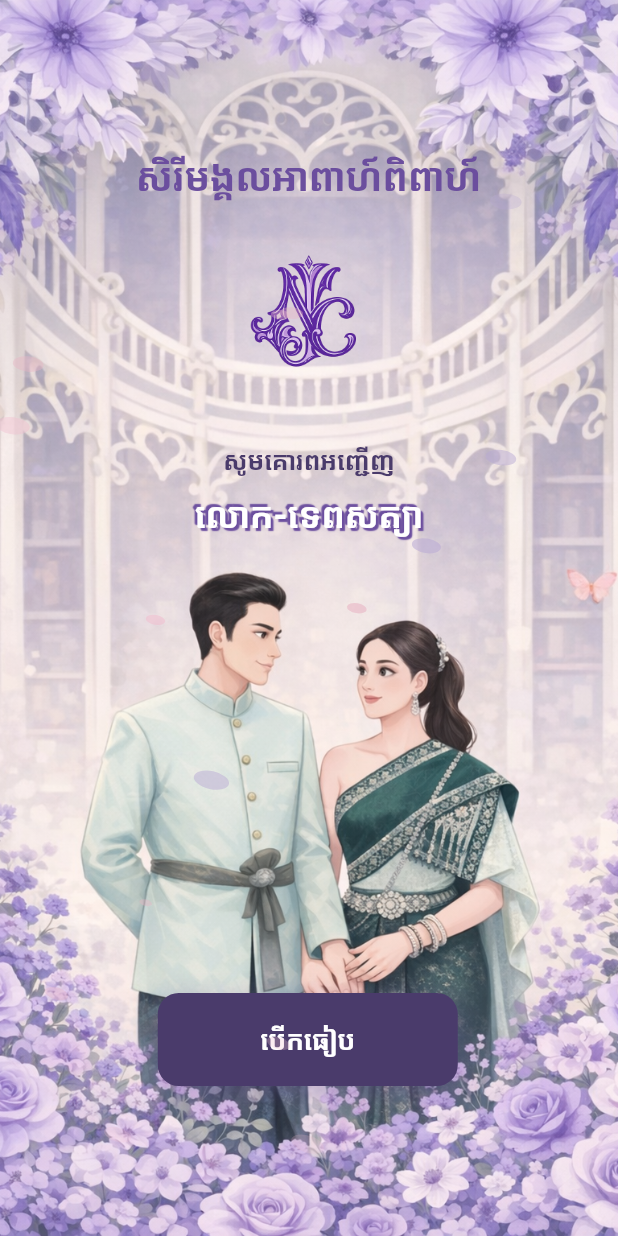
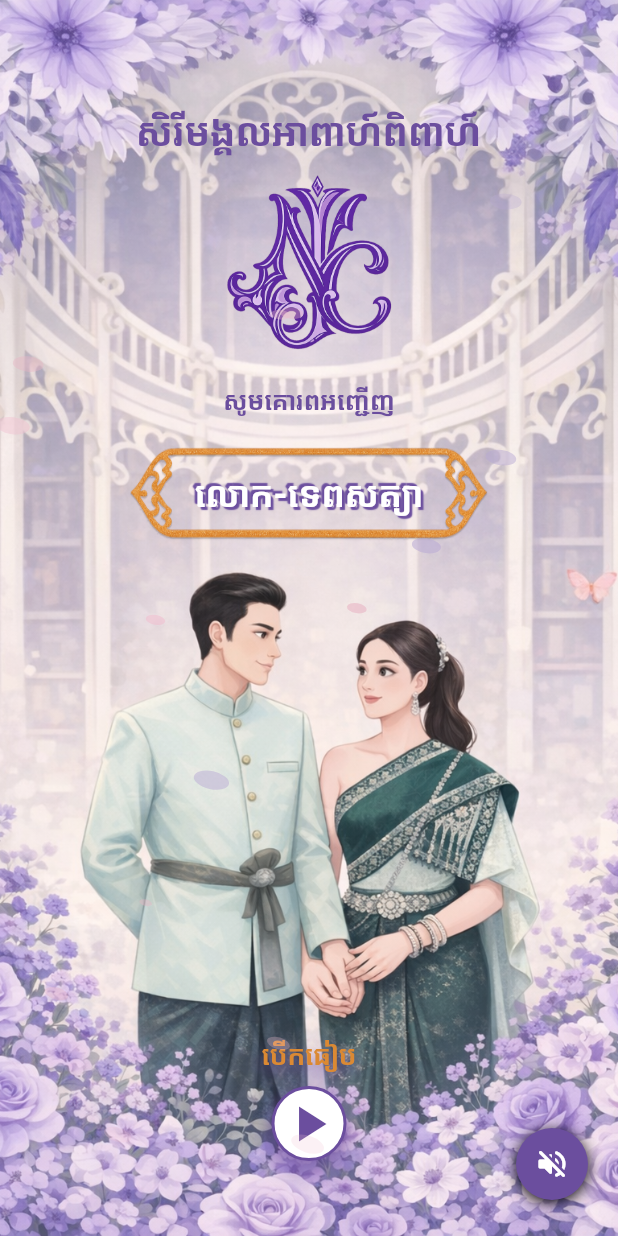
Before and after one commit to Sorn-Nantib/nantib_chamnab_ticket_digital, a Flutter app: the screen it shows after launch, after a tap on "មើលមុន", on a phone screen of 412 x 824 dp. Run offline on Flutter 3.47's test engine with Material 3 defaults, Android fonts, the phone set to English and light mode, and no system bars; drawn by our look-alikes of flutter_animate; our stand-ins replace audioplayers, flutter_svg, google_fonts, qr_flutter, visibility_detector; Roboto replaces fonts that are missing (KHMEROSMUOLLIGHT, KantumruyProMedium, Moul).

Commit message:
chore : update welcome page

```diff
--- a/lib/app_theme.dart
+++ b/lib/app_theme.dart
@@ -10,6 +10,10 @@ class AppTheme {
   static const Color cardWhite = Color(0xFFFFFFFF);
   static const Color textDark = Color(0xFF2D2438);
   static const Color textMuted = Color(0xFF6B5B7A);
+
+  ///// gold color
+  static const Color goldColor2 = Color(0xFFC9981D);
+  static const Color goldColor = Color(0xFFDB8933);
 
   /// Alias for textDark (for ticket/legacy screens).
   static const Color textPrimary = textDark;
--- a/lib/screens/guest_name_screen.dart
+++ b/lib/screens/guest_name_screen.dart
@@ -1,3 +1,5 @@
+import 'dart:math' as math;
+
 import 'package:flutter/foundation.dart' show kIsWeb;
 import 'package:flutter/material.dart';
 import 'package:flutter/services.dart';
@@ -15,6 +17,9 @@ class GuestNameScreen extends StatefulWidget {
 }
 
 class _GuestNameScreenState extends State<GuestNameScreen> {
+  /// Matches welcome / invitation screens on web and wide layouts.
+  static const double _maxContentWidth = 430;
+
   final _controller = TextEditingController();
   final _focusNode = FocusNode();
 
@@ -77,22 +82,20 @@ class _GuestNameScreenState extends State<GuestNameScreen> {
     final name = _controller.text.trim();
     Navigator.of(context).pushReplacement(
       MaterialPageRoute<void>(
-        builder: (_) =>
-            WelcomeTicketScreen(guestName: name.isEmpty ? null : name),
+        builder: (_) => WelcomeTicketScreen(guestName: name.isEmpty ? null : name),
       ),
     );
   }
 
-  @override
-  Widget build(BuildContext context) {
-    return Scaffold(
-      body: FloralFrame(
+  Widget _buildGuestNameContent() {
+    return FloralFrame(
       child: SafeArea(
         child: Padding(
           padding: const EdgeInsets.symmetric(horizontal: 24),
           child: Column(
-              mainAxisAlignment: MainAxisAlignment.center,
+            mainAxisAlignment: MainAxisAlignment.start,
             children: [
+              const SizedBox(height: 100),
               const Text(
                 'សិរីមង្គលអាពាហ៍ពិពាហ៍',
                 textAlign: TextAlign.center,
@@ -104,11 +107,9 @@ class _GuestNameScreenState extends State<GuestNameScreen> {
                   fontFamily: 'KHMEROSMUOLLIGHT',
                 ),
               ),
-                const SizedBox(height: 12),
+              const SizedBox(height: 20),
               const Text(
-                  kIsWeb
-                      ? 'វាយឈ្មោះភ្ញៀវ រួចចម្លងភ្ជាប់ផ្ញើជូន'
-                      : 'វាយឈ្មោះភ្ញៀវ',
+                kIsWeb ? 'វាយឈ្មោះភ្ញៀវ រួចចម្លងភ្ជាប់ផ្ញើជូន' : 'វាយឈ្មោះភ្ញៀវ',
                 textAlign: TextAlign.center,
                 style: TextStyle(
                     fontSize: 16,
@@ -116,7 +117,7 @@ class _GuestNameScreenState extends State<GuestNameScreen> {
                     color: AppTheme.textMuted,
                     fontFamily: 'KHMEROSSIEMREAP'),
               ),
-                const SizedBox(height: 28),
+              const SizedBox(height: 100),
               const Align(
                 alignment: Alignment.centerLeft,
                 child: Text(
@@ -125,11 +126,7 @@ class _GuestNameScreenState extends State<GuestNameScreen> {
                       fontSize: 16,
                       fontWeight: FontWeight.w600,
                       color: AppTheme.primaryPurple,
-                        shadows: [
-                          Shadow(
-                              color: AppTheme.deepPurple,
-                              offset: Offset(-0.5, -0.5))
-                        ],
+                      shadows: [Shadow(color: AppTheme.deepPurple, offset: Offset(-0.5, -0.5))],
                       fontFamily: 'KHMEROSSIEMREAP'),
                 ),
               ),
@@ -148,26 +145,22 @@ class _GuestNameScreenState extends State<GuestNameScreen> {
                   fillColor: Colors.white,
                   border: OutlineInputBorder(
                     borderRadius: BorderRadius.circular(12),
-                      borderSide:
-                          const BorderSide(color: AppTheme.lightLavender),
+                    borderSide: const BorderSide(color: AppTheme.lightLavender),
                   ),
                   enabledBorder: OutlineInputBorder(
                     borderRadius: BorderRadius.circular(12),
-                      borderSide: BorderSide(
-                          color: AppTheme.primaryPurple.withOpacity(0.4)),
+                    borderSide: BorderSide(color: AppTheme.primaryPurple.withOpacity(0.4)),
                   ),
                   focusedBorder: OutlineInputBorder(
                     borderRadius: BorderRadius.circular(12),
-                      borderSide: const BorderSide(
-                          color: AppTheme.primaryPurple, width: 2),
+                    borderSide: const BorderSide(color: AppTheme.primaryPurple, width: 2),
                   ),
-                    contentPadding: const EdgeInsets.symmetric(
-                        vertical: 16, horizontal: 20),
+                  contentPadding: const EdgeInsets.symmetric(vertical: 16, horizontal: 20),
                 ),
                 style: const TextStyle(
                   fontSize: 18,
                   fontWeight: FontWeight.w600,
-                    color: AppTheme.deepPurple,
+                  color: AppTheme.primaryPurple,
                   fontFamily: 'KHMEROSMUOLLIGHT',
                 ),
                 onSubmitted: (_) => _copyLink(),
@@ -181,7 +174,7 @@ class _GuestNameScreenState extends State<GuestNameScreen> {
                     icon: const Icon(Icons.link_rounded, size: 20),
                     label: const Text('ចម្លងភ្ជាប់ផ្ញើជូនភ្ញៀវ'),
                     style: FilledButton.styleFrom(
-                        backgroundColor: AppTheme.deepPurple,
+                      backgroundColor: AppTheme.primaryPurple,
                       foregroundColor: Colors.white,
                       padding: const EdgeInsets.symmetric(vertical: 16),
                       shape: RoundedRectangleBorder(
@@ -197,7 +190,7 @@ class _GuestNameScreenState extends State<GuestNameScreen> {
                 child: OutlinedButton(
                   onPressed: _previewWelcome,
                   style: OutlinedButton.styleFrom(
-                      foregroundColor: AppTheme.deepPurple,
+                    foregroundColor: AppTheme.primaryPurple,
                     side: const BorderSide(color: AppTheme.primaryPurple),
                     padding: const EdgeInsets.symmetric(vertical: 16),
                     shape: RoundedRectangleBorder(
@@ -219,6 +212,34 @@ class _GuestNameScreenState extends State<GuestNameScreen> {
           ),
         ),
       ),
+    );
+  }
+
+  @override
+  Widget build(BuildContext context) {
+    final media = MediaQuery.sizeOf(context);
+    final usePhoneColumn = kIsWeb || media.width > _maxContentWidth;
+
+    return Scaffold(
+      backgroundColor: AppTheme.backgroundCream,
+      body: LayoutBuilder(
+        builder: (context, constraints) {
+          if (!usePhoneColumn) {
+            return _buildGuestNameContent();
+          }
+          return Center(
+            child: ConstrainedBox(
+              constraints: BoxConstraints(
+                maxWidth: math.min(constraints.maxWidth, _maxContentWidth),
+              ),
+              child: SizedBox(
+                width: double.infinity,
+                height: constraints.maxHeight,
+                child: _buildGuestNameContent(),
+              ),
+            ),
+          );
+        },
       ),
     );
   }
--- a/lib/screens/welcome_ticket_screen.dart
+++ b/lib/screens/welcome_ticket_screen.dart
@@ -1,10 +1,13 @@
+import 'dart:math' as math;
+
+import 'package:flutter/foundation.dart' show kIsWeb;
 import 'package:flutter/material.dart';
 import 'package:flutter_animate/flutter_animate.dart';
+import 'package:google_fonts/google_fonts.dart';
 import '../app_theme.dart';
 import '../services/background_music.dart';
 import '../widgets/falling_particles.dart';
 import '../widgets/floral_frame.dart';
-import '../widgets/language_button.dart';
 import 'invitation_screen.dart';
 
 class WelcomeTicketScreen extends StatefulWidget {
@@ -19,6 +22,18 @@ class WelcomeTicketScreen extends StatefulWidget {
 class _WelcomeTicketScreenState extends State<WelcomeTicketScreen> {
   bool _muted = true;
 
+  /// Same phone-width column as [InvitationScreen] on web / wide layouts.
+  static const double _maxWelcomeContentWidth = 430;
+
+  /// Effective content width for padding and banners (matches centered column on web).
+  double _contentViewportWidth(BuildContext context) {
+    final w = MediaQuery.sizeOf(context).width;
+    if (kIsWeb || w > _maxWelcomeContentWidth) {
+      return math.min(w, _maxWelcomeContentWidth);
+    }
+    return w;
+  }
+
   @override
   void initState() {
     super.initState();
@@ -27,16 +42,67 @@ class _WelcomeTicketScreenState extends State<WelcomeTicketScreen> {
     BackgroundMusic.instance.setMuted(true);
   }
 
+  String get _displayGuestName =>
+      (widget.guestName != null && widget.guestName!.trim().isNotEmpty) ? widget.guestName!.trim() : 'លោក-ទេពសត្យា';
+
+  /// Border image stretches with text width (short names = narrow banner, long = wide).
+  Widget _buildGuestNameBanner(BuildContext context) {
+    final maxW = _contentViewportWidth(context) - 32;
+    const nameStyle = TextStyle(
+      fontSize: 24,
+      color: AppTheme.cardWhite,
+      fontWeight: FontWeight.w600,
+      fontFamily: 'KHMEROSMUOLLIGHT',
+      shadows: [
+        Shadow(
+          color: AppTheme.primaryPurple,
+          offset: Offset(2, 2),
+          blurRadius: 0.3,
+        ),
+        Shadow(
+          color: AppTheme.primaryPurple,
+          offset: Offset(-2, -2),
+          blurRadius: 0.3,
+        ),
+      ],
+    );
+
+    return Align(
+      alignment: Alignment.center,
+      child: ConstrainedBox(
+        constraints: BoxConstraints(maxWidth: maxW),
+        child: IntrinsicWidth(
+          child: Container(
+            constraints: const BoxConstraints(minWidth: 140),
+            padding: const EdgeInsets.symmetric(horizontal: 44, vertical: 14),
+            decoration: const BoxDecoration(
+              image: DecorationImage(
+                image: AssetImage('assets/images/border_name.png'),
+                fit: BoxFit.fill,
+              ),
+            ),
+            alignment: Alignment.center,
+            child: Text(
+              _displayGuestName,
+              textAlign: TextAlign.center,
+              maxLines: 3,
+              overflow: TextOverflow.ellipsis,
+              style: nameStyle,
+            ),
+          ),
+        ),
+      ),
+    );
+  }
+
   void _openTicket() {
     // Start playing music when user opens the ticket
     BackgroundMusic.instance.setMuted(false);
     Navigator.of(context).push(
       PageRouteBuilder(
-        pageBuilder: (_, __, ___) =>
-            InvitationScreen(guestName: widget.guestName),
+        pageBuilder: (_, __, ___) => InvitationScreen(guestName: widget.guestName),
         transitionsBuilder: (_, animation, __, child) {
-          final curved =
-              CurvedAnimation(parent: animation, curve: Curves.easeOutCubic);
+          final curved = CurvedAnimation(parent: animation, curve: Curves.easeOutCubic);
           return FadeTransition(
             opacity: curved,
             child: SlideTransition(
@@ -53,10 +119,8 @@ class _WelcomeTicketScreenState extends State<WelcomeTicketScreen> {
     );
   }
 
-  @override
-  Widget build(BuildContext context) {
-    return Scaffold(
-      body: FloralFrame(
+  Widget _buildWelcomeStack() {
+    return FloralFrame(
       backgroundImage: 'assets/images/bg_first.png',
       child: FallingParticles(
         particleCount: 18,
@@ -64,82 +128,63 @@ class _WelcomeTicketScreenState extends State<WelcomeTicketScreen> {
         child: SafeArea(
           child: Center(
             child: Stack(
+              alignment: Alignment.center,
               children: [
                 Column(
                   children: [
-                      const SizedBox(height: 100),
-                      const Text(
+                    const SizedBox(height: 70),
+                    Text(
                       'សិរីមង្គលអាពាហ៍ពិពាហ៍',
                       textAlign: TextAlign.center,
-                        style: TextStyle(
+                      style: GoogleFonts.moul(
                         fontSize: 26,
+                        height: 1.3,
                         fontWeight: FontWeight.bold,
                         color: AppTheme.primaryPurple,
-                            height: 1.3,
-                            fontFamily: 'KHMEROSMUOLLIGHT'),
+                      ),
+                      // style: TextStyle(
+                      //     fontSize: 26,
+                      //     fontWeight: FontWeight.bold,
+                      //     color: AppTheme.primaryPurple,
+                      //     height: 1.3,
+                      //     fontFamily: 'KHMEROSMUOLLIGHT'),
                     )
                         .animate()
                         .fadeIn(duration: 560.ms, curve: Curves.easeOutCubic)
-                          .slideY(
-                              begin: -0.08, end: 0, curve: Curves.easeOutCubic),
-                      const SizedBox(height: 20),
+                        .slideY(begin: -0.08, end: 0, curve: Curves.easeOutCubic),
+                    const SizedBox(height: 10),
                     _buildMonogram(),
                     const SizedBox(height: 20),
-                      const Text(
+                    Text(
                       'សូមគោរពអញ្ជើញ',
-                        style: TextStyle(
+                      style: GoogleFonts.moul(
                         fontSize: 17,
                         fontWeight: FontWeight.w600,
-                            color: AppTheme.deepPurple,
-                            fontFamily: 'KantumruyProMedium'),
-                      )
+                        color: AppTheme.primaryPurple,
+                      ),
+                    ).animate().fadeIn(duration: 480.ms, delay: 140.ms, curve: Curves.easeOutCubic).scale(
+                        begin: const Offset(0.96, 0.96),
+                        end: const Offset(1, 1),
+                        curve: Curves.easeOutCubic,
+                        delay: 140.ms),
+                    const SizedBox(height: 20),
+                    _buildGuestNameBanner(context)
                         .animate()
-                          .fadeIn(
-                              duration: 480.ms,
-                              delay: 140.ms,
-                              curve: Curves.easeOutCubic)
+                        .fadeIn(duration: 480.ms, delay: 220.ms, curve: Curves.easeOutCubic)
                         .scale(
                           begin: const Offset(0.96, 0.96),
                           end: const Offset(1, 1),
                           curve: Curves.easeOutCubic,
-                              delay: 140.ms),
-                      const SizedBox(height: 8),
-
-                      Text(
-                        widget.guestName != null && widget.guestName!.isNotEmpty
-                            ? widget.guestName!
-                            : 'លោក-ទេពសត្យា',
-                        style: const  TextStyle(
-                          fontSize: 24,
-                          color: AppTheme.cardWhite,
-                          fontWeight: FontWeight.w600,
-                           fontFamily: 'KHMEROSMUOLLIGHT',
-                           shadows: [
-                            Shadow(
-                              color: AppTheme.primaryPurple,
-                              offset: Offset(2,2),
-                              blurRadius: 0.3,
+                          delay: 220.ms,
                         ),
-                             Shadow(
-                              color: AppTheme.primaryPurple,
-                              offset: Offset(-2,-2),
-                              blurRadius: 0.3,
-                            ),
-                            ]
-                        ),
-                      ).animate().fadeIn(
-                          duration: 480.ms,
-                          delay: 220.ms,
-                          curve: Curves.easeOutCubic),
                   ],
                 ),
                 Positioned(
-                    bottom: 100,
-                    right: 16,
+                  bottom: 50,
                   child: _buildOpenTicketButton(),
                 ),
                 Positioned(
-                    bottom: -800,
+                  bottom: 24,
                   right: 20,
                   child: _MusicButton(
                     muted: _muted,
@@ -156,6 +201,34 @@ class _WelcomeTicketScreenState extends State<WelcomeTicketScreen> {
           ),
         ),
       ),
+    );
+  }
+
+  @override
+  Widget build(BuildContext context) {
+    final media = MediaQuery.sizeOf(context);
+    final usePhoneColumn = kIsWeb || media.width > _maxWelcomeContentWidth;
+
+    return Scaffold(
+      backgroundColor: AppTheme.backgroundCream,
+      body: LayoutBuilder(
+        builder: (context, constraints) {
+          if (!usePhoneColumn) {
+            return _buildWelcomeStack();
+          }
+          return Center(
+            child: ConstrainedBox(
+              constraints: BoxConstraints(
+                maxWidth: math.min(constraints.maxWidth, _maxWelcomeContentWidth),
+              ),
+              child: SizedBox(
+                width: double.infinity,
+                height: constraints.maxHeight,
+                child: _buildWelcomeStack(),
+              ),
+            ),
+          );
+        },
       ),
     );
   }
@@ -170,14 +243,8 @@ class _WelcomeTicketScreenState extends State<WelcomeTicketScreen> {
     )
         .animate()
         .fadeIn(duration: 480.ms, delay: 100.ms, curve: Curves.easeOutCubic)
-        .scale(
-            begin: const Offset(0.88, 0.88),
-            end: const Offset(1, 1),
-            curve: Curves.easeOutCubic,
-            delay: 100.ms);
+        .scale(begin: const Offset(0.88, 0.88), end: const Offset(1, 1), curve: Curves.easeOutCubic, delay: 100.ms);
   }
-
-
 
   Widget _buildAvatar(Color bg, IconData icon) {
     return Container(
@@ -188,37 +255,60 @@ class _WelcomeTicketScreenState extends State<WelcomeTicketScreen> {
         shape: BoxShape.circle,
         border: Border.all(color: AppTheme.primaryPurple.withOpacity(0.3)),
       ),
-      child:
-          Icon(icon, size: 40, color: AppTheme.primaryPurple.withOpacity(0.7)),
+      child: Icon(icon, size: 40, color: AppTheme.primaryPurple.withOpacity(0.7)),
     );
   }
 
   Widget _buildOpenTicketButton() {
-    return InkWell(
+    return Column(
+      children: [
+        Text(
+          'បើកធៀប',
+          style: GoogleFonts.moul(
+              color: AppTheme.goldColor,
+              fontSize: 18,
+              fontWeight: FontWeight.w700,
+              height: 1.3,
+              shadows: [
+                const BoxShadow(
+                  color: AppTheme.primaryPurple,
+                  blurRadius: 14,
+                  offset: Offset(0, 5),
+                ),
+              ]),
+          // style: TextStyle(
+          //   color: AppTheme.primaryPurple,
+          //   fontSize: 18,
+          //   fontWeight: FontWeight.w700,
+          //   fontFamily: 'KHMEROSMUOLLIGHT',
+          // ),
+        ),
+        const SizedBox(
+          height: 10,
+        ),
+        InkWell(
           onTap: _openTicket,
           borderRadius: BorderRadius.circular(14),
           child: Container(
-        width: 200,
-        padding: const EdgeInsets.symmetric(vertical: 18),
+            height: 50,
+            width: 50,
             decoration: BoxDecoration(
-          color: AppTheme.deepPurple,
-          borderRadius: BorderRadius.circular(14),
-          boxShadow: [
+              color: AppTheme.cardWhite,
+              shape: BoxShape.circle,
+              border: Border.all(color: AppTheme.primaryPurple, width: 2),
+              boxShadow: const [
                 BoxShadow(
-              color: AppTheme.primaryPurple.withOpacity(0.35),
+                  color: AppTheme.primaryPurple,
                   blurRadius: 14,
-              offset: const Offset(0, 5),
+                  offset: Offset(0, 5),
                 ),
               ],
             ),
             alignment: Alignment.center,
-        child: const Text(
-          'បើកធៀប',
-          style: TextStyle(
-            color: Colors.white,
-            fontSize: 18,
-            fontWeight: FontWeight.w600,
-          ),
+            child: const Icon(
+              Icons.play_arrow,
+              color: AppTheme.primaryPurple,
+              size: 40,
             ),
           ),
         )
@@ -230,6 +320,20 @@ class _WelcomeTicketScreenState extends State<WelcomeTicketScreen> {
               end: const Offset(1, 1),
               curve: Curves.easeOutCubic,
               delay: 380.ms,
+            )
+      ],
+    )
+
+        // After the entrance animation, keep the button floating up/down.
+        .animate(
+          delay: 1050.ms,
+          onPlay: (controller) => controller.repeat(reverse: true),
+        )
+        .moveY(
+          begin: 0,
+          end: -10,
+          duration: 900.ms,
+          curve: Curves.easeInOut,
         );
   }
 }
@@ -239,17 +343,17 @@ class _PosterGlow extends StatelessWidget {
 
   @override
   Widget build(BuildContext context) {
-    return DecoratedBox(
+    return const DecoratedBox(
       decoration: BoxDecoration(
         gradient: RadialGradient(
-          center: const Alignment(0, -1),
+          center: Alignment(0, -1),
           radius: 0.78,
           colors: [
-            const Color(0xFFFFE7A7).withValues(alpha: 0.78),
-            const Color(0xFFFFE7A7).withValues(alpha: 0.18),
+            Color(0xFFFFE7A7),
+            Color(0xFFFFE7A7),
             Colors.transparent,
           ],
-          stops: const [0.0, 0.22, 1.0],
+          stops: [0.0, 0.22, 1.0],
         ),
       ),
     );
@@ -314,11 +418,11 @@ class _TopActionButton extends StatelessWidget {
           decoration: BoxDecoration(
             color: Colors.white,
             borderRadius: BorderRadius.circular(999),
-            boxShadow: [
+            boxShadow: const [
               BoxShadow(
-                color: Colors.black.withValues(alpha: 0.12),
+                color: Colors.black,
                 blurRadius: 12,
-                offset: const Offset(0, 4),
+                offset: Offset(0, 4),
               ),
             ],
           ),
@@ -355,14 +459,14 @@ class _TopIconButton extends StatelessWidget {
         child: Container(
           width: 48,
           height: 48,
-          decoration: BoxDecoration(
+          decoration: const BoxDecoration(
             color: Colors.white,
             shape: BoxShape.circle,
             boxShadow: [
               BoxShadow(
-                color: Colors.black.withValues(alpha: 0.12),
+                color: Colors.black,
                 blurRadius: 12,
-                offset: const Offset(0, 4),
+                offset: Offset(0, 4),
               ),
             ],
           ),
@@ -394,14 +498,14 @@ class _MusicButton extends StatelessWidget {
         child: Container(
           width: 48,
           height: 48,
-          decoration: BoxDecoration(
-            color: AppTheme.primaryPurple.withValues(alpha: 0.85),
+          decoration: const BoxDecoration(
+            color: AppTheme.primaryPurple,
             shape: BoxShape.circle,
             boxShadow: [
               BoxShadow(
-                color: Colors.black.withValues(alpha: 0.2),
+                color: Colors.black,
                 blurRadius: 8,
-                offset: const Offset(0, 2),
+                offset: Offset(0, 2),
               ),
             ],
           ),
```
Also changed, not shown: assets/images/golo.png, assets/images/golo_.png (added). Lines whose indentation alone changed are shown as unchanged.
